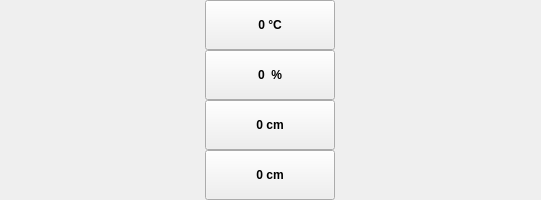
Before: the Qt Designer form interfaces_osx/Frame_SensorsCurves.ui in CactusTribe/PyRobot, drawn with Qt 5.
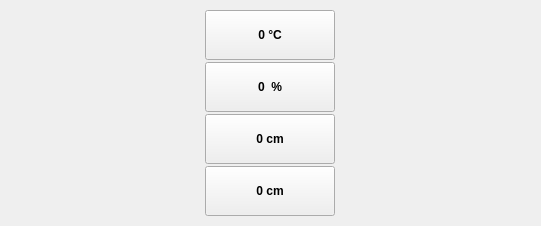
After: the same form once the commit is applied. Icons and pictures are not drawn.

Commit message: modif des interfaces osx

What changed in the file:
```diff
--- a/interfaces_osx/Frame_SensorsCurves.ui
+++ b/interfaces_osx/Frame_SensorsCurves.ui
@@ -36,23 +36,26 @@
   </property>
   <layout class="QGridLayout" name="gridLayout">
    <property name="leftMargin">
-    <number>0</number>
+    <number>10</number>
    </property>
    <property name="topMargin">
-    <number>0</number>
+    <number>10</number>
    </property>
    <property name="rightMargin">
-    <number>0</number>
+    <number>10</number>
    </property>
    <property name="bottomMargin">
-    <number>0</number>
+    <number>10</number>
    </property>
    <item row="0" column="0">
     <layout class="QHBoxLayout" name="horizontalLayout">
+     <property name="spacing">
+      <number>2</number>
+     </property>
      <item>
       <layout class="QVBoxLayout" name="verticalLayout">
        <property name="spacing">
-        <number>0</number>
+        <number>2</number>
        </property>
        <item>
         <widget class="QPushButton" name="pushButton_temperature">
```
Left out of the diff: 3 changed lines with no effect on the pictures. The commit also changes 4 other files.
